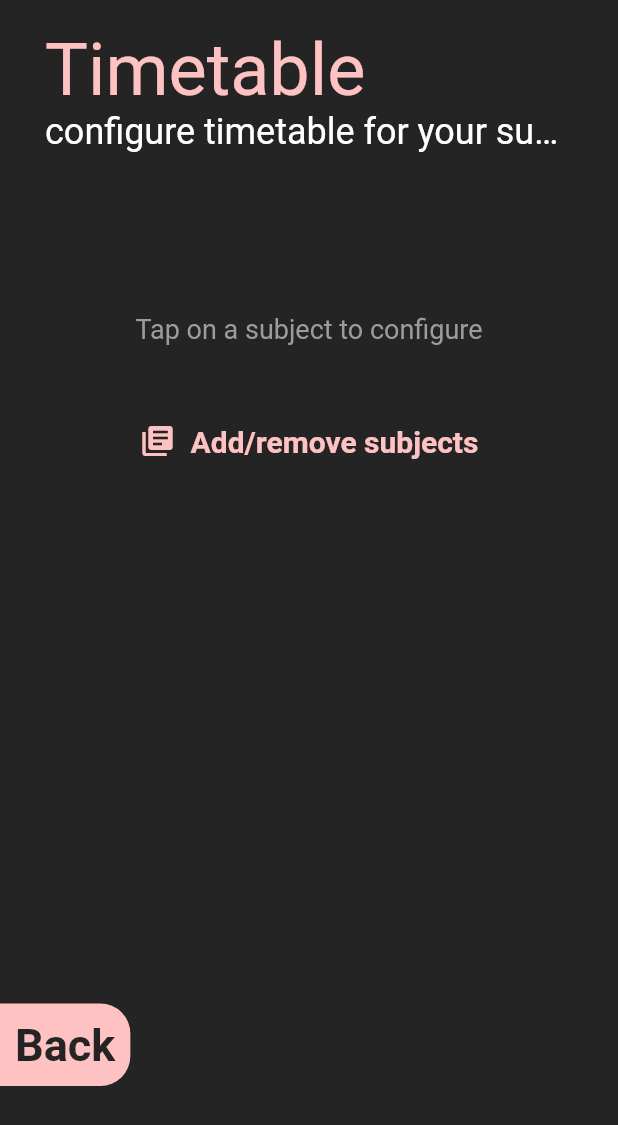
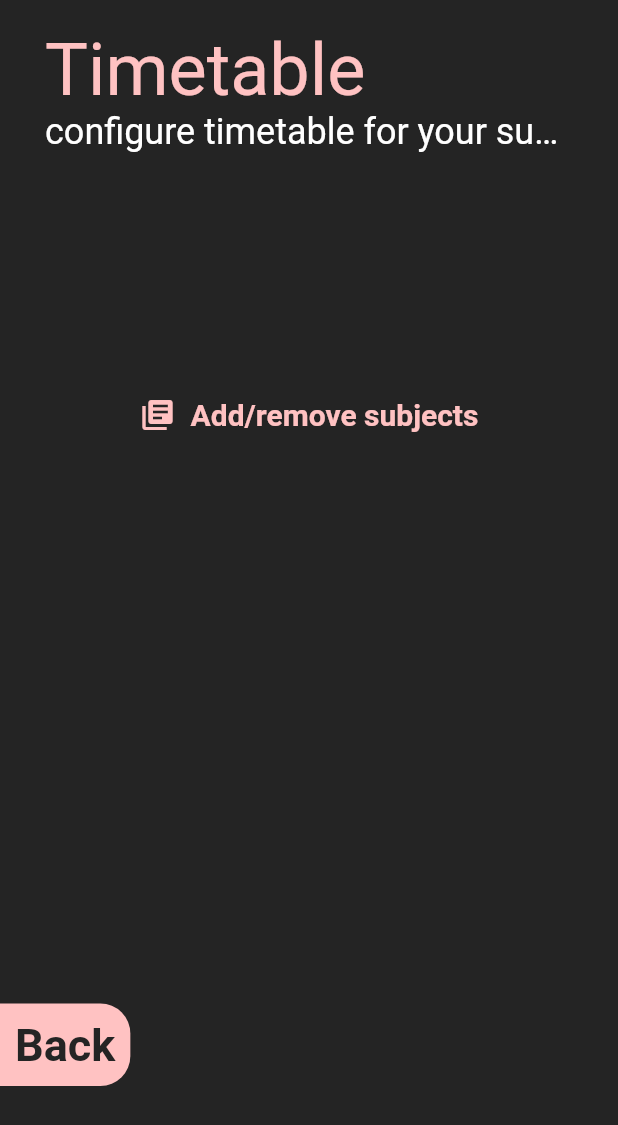
Before and after one commit to krispykalsi/pretend, a Flutter app: the screen it shows after launch, on a phone screen of 412 x 824 dp. Shown: the top 1125 px of the screen. Run offline on Flutter 3.47's test engine with Material 2 defaults, Android fonts, the phone set to English and light mode, and no system bars; our stand-ins replace auto_route, bloc, dartz, equatable, flutter_bloc, get_it and 4 more; accounts and stored records are empty.

Commit message:
show helper msg only when there are subjects

```diff
--- a/lib/presentation/setup/timetable/timetable_setup_status_page.dart
+++ b/lib/presentation/setup/timetable/timetable_setup_status_page.dart
@@ -199,7 +199,9 @@ class _TimetableSetupStatusPageState extends State<TimetableSetupStatusPage> {
       bloc: _timetableSetupBloc,
       builder: (context, state) {
         if (state is TimetableSetupInitial) {
-          return Text("Tap on a subject to configure");
+          return widget._selectedSubjects.isEmpty
+              ? SizedBox.shrink()
+              : Text("Tap on a subject to configure");
         } else if (state is AllSubjectsConfigured) {
           return Text("All done! Tap done to continue");
         } else if (state is TimetableSaving) {
```
